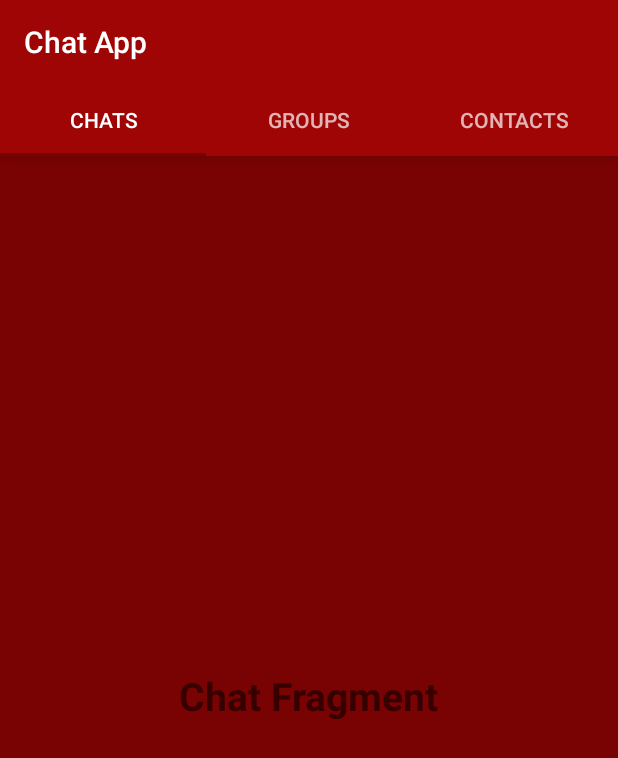
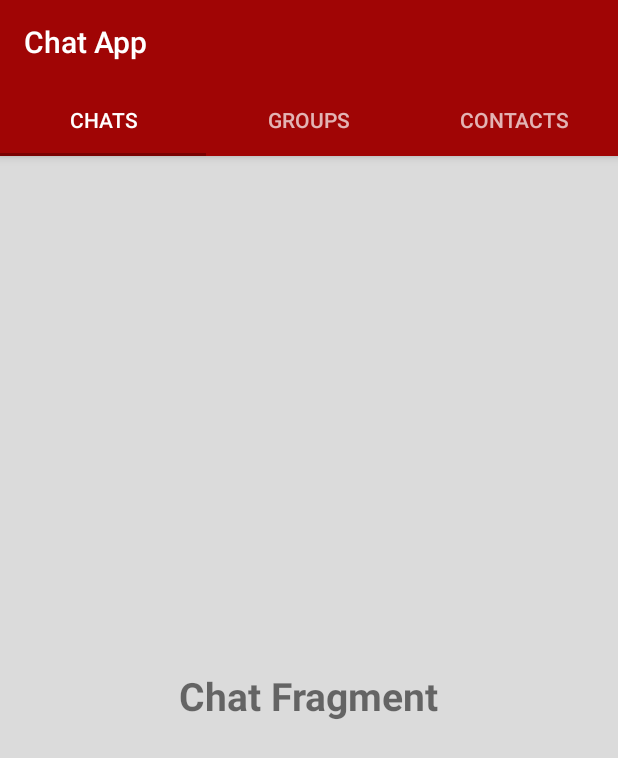
Before and after one commit to akhka/capstone_project_android, an Android app: the screen it shows after launch once a user with an empty profile is signed in (HomeActivity), on a phone screen of 412 x 824 dp. Shown: the top 758 px of the screen. Run offline under Robolectric (Android 15) with nearby library versions, the phone set to English and light mode, and no system bars; our stand-ins replace ButterKnife, Firebase (no records; nobody signed in at launch, a user with empty details on screens opened directly).

Commit message:
Second Commit: added background color.

```diff
--- a/app/src/main/res/layout/activity_home.xml
+++ b/app/src/main/res/layout/activity_home.xml
@@ -4,7 +4,7 @@
     xmlns:tools="http://schemas.android.com/tools"
     android:layout_width="match_parent"
     android:layout_height="match_parent"
-    android:background="@color/colorAccent"
+    android:background="@color/colorBackground"
     tools:context=".ui.activities.HomeActivity">
 
     <com.google.android.material.appbar.AppBarLayout
--- a/app/src/main/res/layout/activity_login.xml
+++ b/app/src/main/res/layout/activity_login.xml
@@ -5,6 +5,7 @@
     android:id="@+id/logCorlay"
     android:layout_width="match_parent"
     android:layout_height="match_parent"
+    android:background="@color/colorBackground"
     tools:context=".ui.activities.LoginActivity">
 
     <RelativeLayout
--- a/app/src/main/res/layout/activity_register.xml
+++ b/app/src/main/res/layout/activity_register.xml
@@ -5,6 +5,7 @@
     android:id="@+id/register_corlay"
     android:layout_width="match_parent"
     android:layout_height="match_parent"
+    android:background="@color/colorBackground"
     tools:context=".ui.activities.RegisterActivity">
 
     <RelativeLayout xmlns:android="http://schemas.android.com/apk/res/android"
--- a/app/src/main/res/values/colors.xml
+++ b/app/src/main/res/values/colors.xml
@@ -4,4 +4,5 @@
     <color name="colorPrimaryDark">#790202</color>
     <color name="colorAccent">#790202</color>
     <color name="colorLink">#2483B4</color>
+    <color name="colorBackground">#DBDBDB</color>
 </resources>
```
